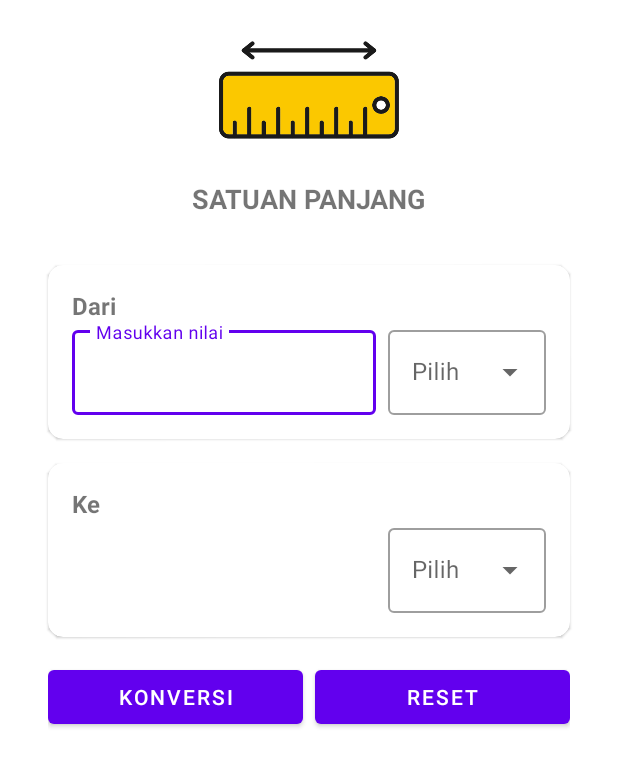
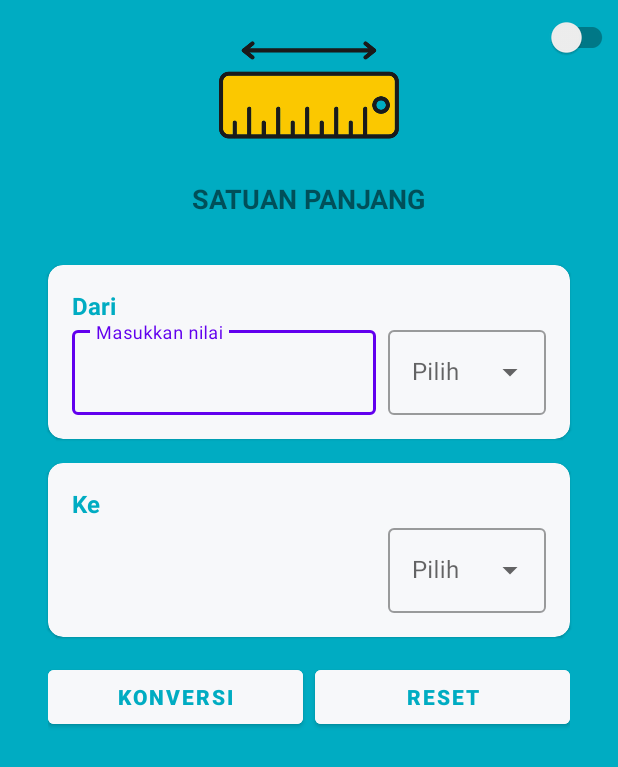
Before and after one commit to thoriqalhakim28/Assessment1-konversi_panjang, an Android app: the layout activity_main.xml on its own in the app's theme, with its tools: preview values and no code run, on a phone screen of 412 x 824 dp. Shown: the top 767 px of the screen. Run offline under Robolectric (Android 15) with nearby library versions, the light colour scheme and no system bars.

Commit message:
Perubahan interface

```diff
--- a/app/src/main/java/org/d3if3139/assessment1/MainActivity.kt
+++ b/app/src/main/java/org/d3if3139/assessment1/MainActivity.kt
@@ -1,5 +1,6 @@
 package org.d3if3139.assessment1
 
+import android.content.Context
 import androidx.appcompat.app.AppCompatActivity
 import android.os.Bundle
 import android.text.TextUtils
@@ -7,8 +8,10 @@ import android.view.View
 import android.widget.ArrayAdapter
 import android.widget.AutoCompleteTextView
 import android.widget.Button
+import android.widget.Switch
 import android.widget.TextView
 import android.widget.Toast
+import androidx.appcompat.app.AppCompatDelegate
 import org.d3if3139.assessment1.databinding.ActivityMainBinding
 
 class MainActivity : AppCompatActivity() {
@@ -20,6 +23,7 @@ class MainActivity : AppCompatActivity() {
     lateinit var btnKonversi : Button
     lateinit var btnReset : Button
     lateinit var hasilKonversi : TextView
+    lateinit var switchBtn : androidx.appcompat.widget.SwitchCompat
 
     override fun onCreate(savedInstanceState: Bundle?) {
         super.onCreate(savedInstanceState)
@@ -32,6 +36,7 @@ class MainActivity : AppCompatActivity() {
         btnReset = binding.btnReset
         inputPanjang = binding.inputPanjang
         hasilKonversi = binding.hasil
+        switchBtn = binding.gantiTema
 
         val satuan_panjang = resources.getStringArray(R.array.satuan_panjang)
         val adapter = ArrayAdapter(this, R.layout.list_panjang, satuan_panjang)
@@ -49,7 +54,31 @@ class MainActivity : AppCompatActivity() {
 
         btnReset.setOnClickListener { resetHasil() }
         tampilkanHasil(false)
+
+        val sharedPreferences = getSharedPreferences("MODE", Context.MODE_PRIVATE)
+        val modeGelap = sharedPreferences.getBoolean("night", false)
+        val editor = sharedPreferences.edit()
+
+        if(modeGelap) {
+            switchBtn.isChecked = true
+            AppCompatDelegate.setDefaultNightMode(AppCompatDelegate.MODE_NIGHT_YES)
+        }
+
+        switchBtn.setOnCheckedChangeListener { gantiMode, isChecked ->
+            if(!isChecked) {
+                AppCompatDelegate.setDefaultNightMode(AppCompatDelegate.MODE_NIGHT_NO)
+                editor.putBoolean("night", false)
+                editor.apply()
+
+            }else{
+                AppCompatDelegate.setDefaultNightMode(AppCompatDelegate.MODE_NIGHT_YES)
+                editor.putBoolean("night",true)
+                editor.apply()
+            }
+        }
+
     }
+
 
     private fun tampilkanHasil(visible: Boolean) {
         // Menghide tombol reset dan hasil konversi
--- a/app/src/main/res/layout/activity_main.xml
+++ b/app/src/main/res/layout/activity_main.xml
@@ -4,6 +4,7 @@
     xmlns:android="http://schemas.android.com/apk/res/android"
     xmlns:app="http://schemas.android.com/apk/res-auto"
     xmlns:tools="http://schemas.android.com/tools"
+    style="@style/background"
     android:layout_width="match_parent"
     android:layout_height="match_parent">
 
@@ -19,6 +20,15 @@
             android:src="@drawable/measure"
             app:layout_constraintStart_toStartOf="parent"
             app:layout_constraintEnd_toEndOf="parent"
+            app:layout_constraintTop_toTopOf="parent" />
+
+        <androidx.appcompat.widget.SwitchCompat
+            android:id="@+id/gantiTema"
+            android:layout_width="50dp"
+            android:layout_height="50dp"
+            app:layout_constraintEnd_toEndOf="parent"
+            app:layout_constraintHorizontal_bias="1.0"
+            app:layout_constraintStart_toStartOf="parent"
             app:layout_constraintTop_toTopOf="parent" />
 
         <TextView
@@ -40,6 +50,7 @@
             android:layout_marginTop="32dp"
             app:cardCornerRadius="10dp"
             android:elevation="10dp"
+            style="@style/card"
             app:layout_constraintStart_toStartOf="parent"
             app:layout_constraintEnd_toEndOf="parent"
             app:layout_constraintTop_toBottomOf="@id/judul">
@@ -55,6 +66,7 @@
                     android:layout_height="wrap_content"
                     android:textSize="16sp"
                     android:textStyle="bold"
+                    style="@style/textView"
                     android:text="@string/dari"/>
 
                 <LinearLayout
@@ -105,6 +117,7 @@
             android:layout_marginTop="16dp"
             app:cardCornerRadius="10dp"
             android:elevation="10dp"
+            style="@style/card"
             app:layout_constraintStart_toStartOf="parent"
             app:layout_constraintEnd_toEndOf="parent"
             app:layout_constraintTop_toBottomOf="@id/card">
@@ -120,6 +133,7 @@
                     android:layout_height="wrap_content"
                     android:textSize="16sp"
                     android:textStyle="bold"
+                    style="@style/textView"
                     android:text="@string/ke"/>
 
                 <LinearLayout
@@ -173,19 +187,21 @@
             app:layout_constraintEnd_toEndOf="parent"
             app:layout_constraintTop_toBottomOf="@id/card2">
 
-            <Button
+            <com.google.android.material.button.MaterialButton
                 android:id="@+id/btnKonveri"
                 android:layout_width="100dp"
                 android:layout_height="wrap_content"
                 android:layout_weight="1"
                 android:layout_marginRight="8dp"
+                style="@style/colorButton"
                 android:text="@string/tombolKonversi" />
 
-            <Button
+            <com.google.android.material.button.MaterialButton
                 android:id="@+id/btnReset"
                 android:layout_width="100dp"
                 android:layout_height="wrap_content"
                 android:layout_weight="1"
+                style="@style/colorButton"
                 android:text="@string/tombolReset" />
 
         </LinearLayout>
--- a/app/src/main/res/values-night/themes.xml
+++ b/app/src/main/res/values-night/themes.xml
@@ -13,4 +13,24 @@
         <item name="android:statusBarColor">?attr/colorPrimaryVariant</item>
         <!-- Customize your theme here. -->
     </style>
+
+    <style name="background">
+        <item name="android:background">#005660</item>
+    </style>
+
+    <style name="colorButton">
+        <item name="android:backgroundTint">#313234</item>
+        <item name="android:textColor">#00ACC2</item>
+        <item name="android:textStyle">bold</item>
+        <item name="android:buttonStyle">@style/Widget.Material3.Button.ElevatedButton</item>
+    </style>
+
+    <style name="card">
+        <item name="android:backgroundTint">#313234</item>
+    </style>
+
+    <style name="textView">
+        <item name="android:textColor">#00ACC2</item>
+    </style>
+
 </resources>
--- a/app/src/main/res/values/themes.xml
+++ b/app/src/main/res/values/themes.xml
@@ -13,4 +13,23 @@
         <item name="android:statusBarColor">?attr/colorPrimaryVariant</item>
         <!-- Customize your theme here. -->
     </style>
+
+    <style name="background">
+        <item name="android:background">#00ACC2</item>
+    </style>
+
+    <style name="colorButton">
+        <item name="android:backgroundTint">#F7F8FA</item>
+        <item name="android:textColor">#00ACC2</item>
+        <item name="android:textStyle">bold</item>
+        <item name="android:buttonStyle">@style/Widget.Material3.Button.ElevatedButton</item>
+    </style>
+
+    <style name="card">
+        <item name="android:backgroundTint">#F7F8FA</item>
+    </style>
+
+    <style name="textView">
+        <item name="android:textColor">#00ACC2</item>
+    </style>
 </resources>
```
